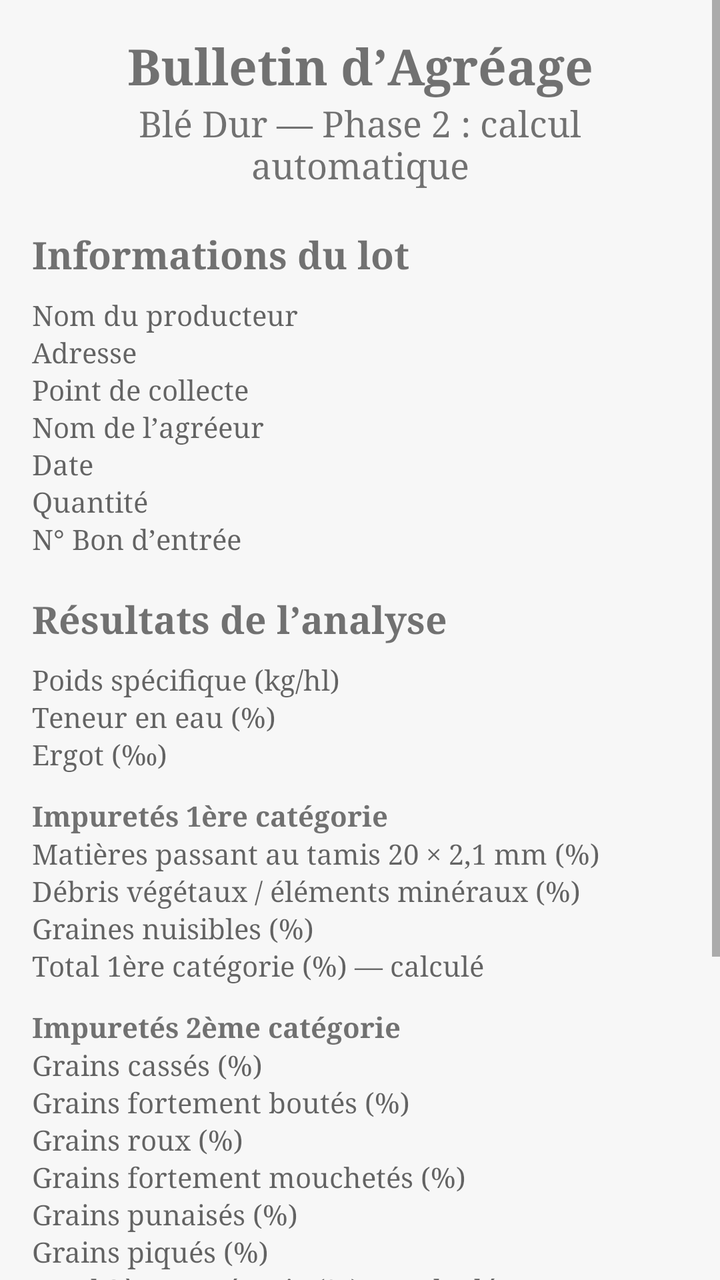
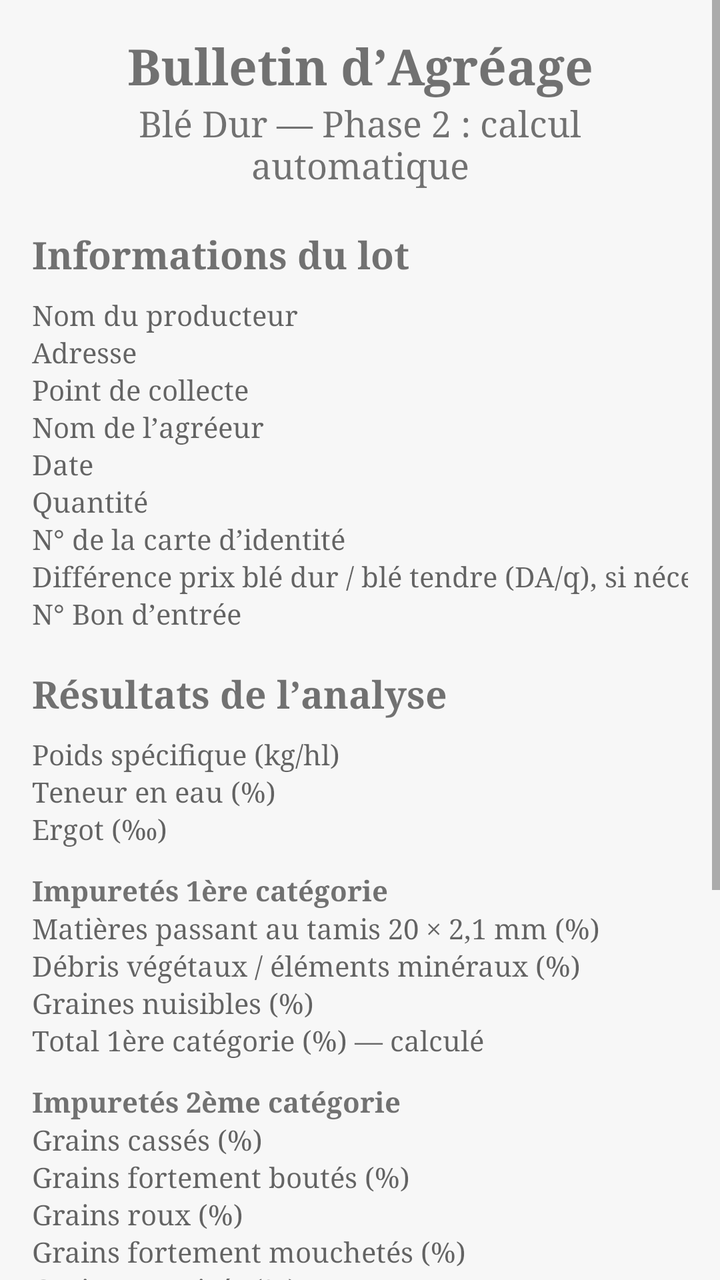

Before-and-after screenshots of an Android layout around one commit, followed by the original layout XML and the change that was made.
<!-- AndroidManifest.xml: application theme Theme.BulletinAgreage -->
<!-- res/layout/activity_main.xml -->
<?xml version="1.0" encoding="utf-8"?>
<ScrollView xmlns:android="http://schemas.android.com/apk/res/android"
    android:layout_width="match_parent" android:layout_height="match_parent"
    android:background="#F7F7F7">
    <LinearLayout android:layout_width="match_parent" android:layout_height="wrap_content"
        android:orientation="vertical" android:padding="16dp">
        <TextView android:layout_width="match_parent" android:layout_height="wrap_content"
            android:text="Bulletin d’Agréage" android:textSize="25sp" android:textStyle="bold"
            android:gravity="center" />
        <TextView android:layout_width="match_parent" android:layout_height="wrap_content"
            android:text="Blé Dur — Phase 2 : calcul automatique" android:textSize="18sp"
            android:gravity="center" android:paddingBottom="20dp" />

        <TextView android:layout_width="match_parent" android:layout_height="wrap_content"
            android:text="Informations du lot" android:textSize="19sp" android:textStyle="bold"
            android:paddingBottom="8dp" />
        <EditText android:id="@+id/producteur" android:layout_width="match_parent" android:layout_height="wrap_content" android:hint="Nom du producteur" android:inputType="textCapWords" />
        <EditText android:id="@+id/adresse" android:layout_width="match_parent" android:layout_height="wrap_content" android:hint="Adresse" />
        <EditText android:id="@+id/pointCollecte" android:layout_width="match_parent" android:layout_height="wrap_content" android:hint="Point de collecte" />
        <EditText android:id="@+id/agreur" android:layout_width="match_parent" android:layout_height="wrap_content" android:hint="Nom de l’agréeur" android:inputType="textCapWords" />
        <EditText android:id="@+id/date" android:layout_width="match_parent" android:layout_height="wrap_content" android:hint="Date" />
        <EditText android:id="@+id/quantite" android:layout_width="match_parent" android:layout_height="wrap_content" android:hint="Quantité" />
        <EditText android:id="@+id/numeroBon" android:layout_width="match_parent" android:layout_height="wrap_content" android:hint="N° Bon d’entrée" />

        <TextView android:layout_width="match_parent" android:layout_height="wrap_content"
            android:text="Résultats de l’analyse" android:textSize="19sp" android:textStyle="bold"
            android:paddingTop="18dp" android:paddingBottom="8dp" />
        <EditText android:id="@+id/poidsSpecifique" android:layout_width="match_parent" android:layout_height="wrap_content" android:hint="Poids spécifique (kg/hl)" android:inputType="numberDecimal" />
        <EditText android:id="@+id/humidite" android:layout_width="match_parent" android:layout_height="wrap_content" android:hint="Teneur en eau (%)" android:inputType="numberDecimal" />
        <EditText android:id="@+id/ergot" android:layout_width="match_parent" android:layout_height="wrap_content" android:hint="Ergot (‰)" android:inputType="numberDecimal" />

        <TextView android:layout_width="match_parent" android:layout_height="wrap_content"
            android:text="Impuretés 1ère catégorie" android:textStyle="bold" android:paddingTop="12dp" />
        <EditText android:id="@+id/tamis" android:layout_width="match_parent" android:layout_height="wrap_content" android:hint="Matières passant au tamis 20 × 2,1 mm (%)" android:inputType="numberDecimal" />
        <EditText android:id="@+id/debris" android:layout_width="match_parent" android:layout_height="wrap_content" android:hint="Débris végétaux / éléments minéraux (%)" android:inputType="numberDecimal" />
        <EditText android:id="@+id/grainesNuisibles" android:layout_width="match_parent" android:layout_height="wrap_content" android:hint="Graines nuisibles (%)" android:inputType="numberDecimal" />
        <EditText android:id="@+id/impur1Total" android:layout_width="match_parent" android:layout_height="wrap_content" android:hint="Total 1ère catégorie (%) — calculé" android:inputType="numberDecimal" android:enabled="false" />

        <TextView android:layout_width="match_parent" android:layout_height="wrap_content"
            android:text="Impuretés 2ème catégorie" android:textStyle="bold" android:paddingTop="12dp" />
        <EditText android:id="@+id/grainsCasses" android:layout_width="match_parent" android:layout_height="wrap_content" android:hint="Grains cassés (%)" android:inputType="numberDecimal" />
        <EditText android:id="@+id/grainsBoutes" android:layout_width="match_parent" android:layout_height="wrap_content" android:hint="Grains fortement boutés (%)" android:inputType="numberDecimal" />
        <EditText android:id="@+id/grainsRoux" android:layout_width="match_parent" android:layout_height="wrap_content" android:hint="Grains roux (%)" android:inputType="numberDecimal" />
        <EditText android:id="@+id/grainsMouchetes" android:layout_width="match_parent" android:layout_height="wrap_content" android:hint="Grains fortement mouchetés (%)" android:inputType="numberDecimal" />
        <EditText android:id="@+id/grainsPunaises" android:layout_width="match_parent" android:layout_height="wrap_content" android:hint="Grains punaisés (%)" android:inputType="numberDecimal" />
        <EditText android:id="@+id/grainsPiques" android:layout_width="match_parent" android:layout_height="wrap_content" android:hint="Grains piqués (%)" android:inputType="numberDecimal" />
        <EditText android:id="@+id/impur2Total" android:layout_width="match_parent" android:layout_height="wrap_content" android:hint="Total 2ème catégorie (%) — calculé" android:inputType="numberDecimal" android:enabled="false" />

        <TextView android:layout_width="match_parent" android:layout_height="wrap_content"
            android:text="Mitadin et blé tendre" android:textStyle="bold" android:paddingTop="12dp" />
        <EditText android:id="@+id/mitadin" android:layout_width="match_parent" android:layout_height="wrap_content" android:hint="Grains mitadinés (%)" android:inputType="numberDecimal" />
        <EditText android:id="@+id/bleTendre" android:layout_width="match_parent" android:layout_height="wrap_content" android:hint="Blé tendre dans blé dur (%)" android:inputType="numberDecimal" />
        <EditText android:id="@+id/mitadinTotal" android:layout_width="match_parent" android:layout_height="wrap_content" android:hint="Total mitadin brut (%) — calculé" android:inputType="numberDecimal" android:enabled="false" />

        <Button android:id="@+id/calculer" android:layout_width="match_parent" android:layout_height="wrap_content"
            android:text="CALCULER BONIFICATION / RÉFACTION" android:layout_marginTop="20dp" />
        <TextView android:id="@+id/resultat" android:layout_width="match_parent" android:layout_height="wrap_content"
            android:textSize="16sp" android:paddingTop="16dp" android:paddingBottom="24dp" />
    </LinearLayout>
</ScrollView>
<!-- resources referenced by this layout -->
<resources>
  <style name="Theme.BulletinAgreage" parent="android:style/Theme.Material.Light.NoActionBar">
          <item name="android:fontFamily">serif</item>
          <item name="android:colorAccent">#333333</item>
          <item name="android:navigationBarColor">#FFFFFF</item>
          <item name="android:statusBarColor">#FFFFFF</item>
          <item name="android:windowLightStatusBar">true</item>
      </style>
</resources>

<!-- the commit's change to res/layout/activity_main.xml (unified diff, before → after) -->
@@ -20,6 +20,8 @@
         <EditText android:id="@+id/agreur" android:layout_width="match_parent" android:layout_height="wrap_content" android:hint="Nom de l’agréeur" android:inputType="textCapWords" />
         <EditText android:id="@+id/date" android:layout_width="match_parent" android:layout_height="wrap_content" android:hint="Date" />
         <EditText android:id="@+id/quantite" android:layout_width="match_parent" android:layout_height="wrap_content" android:hint="Quantité" />
+        <EditText android:id="@+id/carteIdentite" android:layout_width="match_parent" android:layout_height="wrap_content" android:hint="N° de la carte d’identité" />
+        <EditText android:id="@+id/differencePrix" android:layout_width="match_parent" android:layout_height="wrap_content" android:hint="Différence prix blé dur / blé tendre (DA/q), si nécessaire" android:inputType="numberDecimal" />
         <EditText android:id="@+id/numeroBon" android:layout_width="match_parent" android:layout_height="wrap_content" android:hint="N° Bon d’entrée" />
 
         <TextView android:layout_width="match_parent" android:layout_height="wrap_content"
@@ -54,6 +56,7 @@
 
         <Button android:id="@+id/calculer" android:layout_width="match_parent" android:layout_height="wrap_content"
             android:text="CALCULER BONIFICATION / RÉFACTION" android:layout_marginTop="20dp" />
+        <Button android:id="@+id/genererPdf" android:layout_width="match_parent" android:layout_height="wrap_content" android:text="GÉNÉRER LE BULLETIN PDF" android:layout_marginTop="8dp" />
         <TextView android:id="@+id/resultat" android:layout_width="match_parent" android:layout_height="wrap_content"
             android:textSize="16sp" android:paddingTop="16dp" android:paddingBottom="24dp" />
     </LinearLayout>
